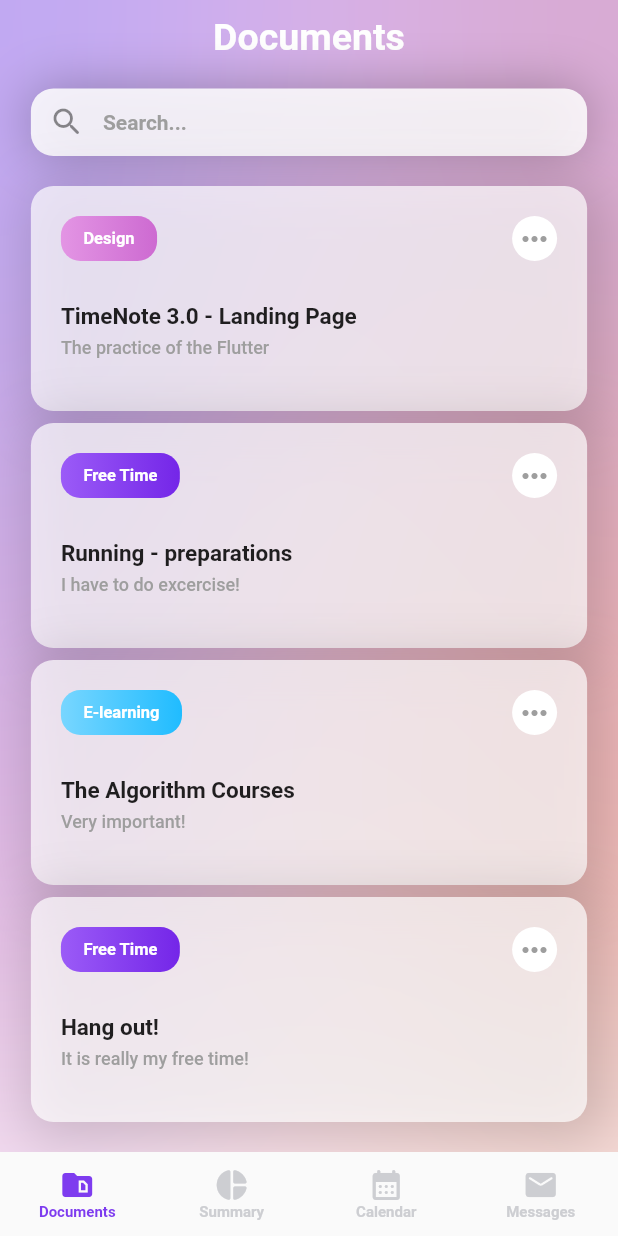
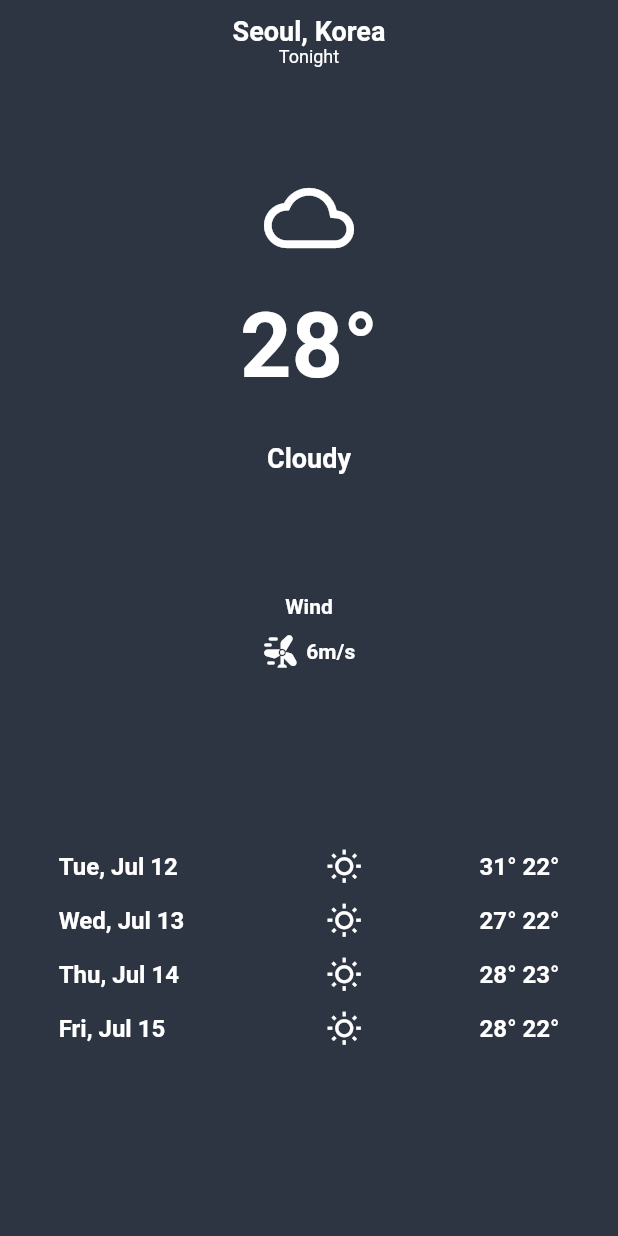
Before and after one commit to JeEonPark/FlutterUIStudy, a Flutter app: the screen it shows after launch, on a phone screen of 412 x 824 dp. Run offline on Flutter 3.47's test engine with Material 2 defaults, Android fonts, the phone set to English and light mode, and no system bars.

Commit message:
simple weather

```diff
--- a/lib/main.dart
+++ b/lib/main.dart
@@ -1,5 +1,6 @@
 import 'package:flutter/material.dart';
 import 'package:flutter_ui_study/screens/login_page.dart';
+import 'package:flutter_ui_study/screens/simple_weather_page.dart';
 import 'package:flutter_ui_study/screens/time_note_transparent_page.dart';
 
 final GlobalKey<NavigatorState> navigatorKey = GlobalKey<NavigatorState>();
@@ -14,7 +15,7 @@ void main() async {
       title: 'Navigator',
       initialRoute: '/',
       routes: {
-        '/': (context) => const TimeNoteTransparentPage(),
+        '/': (context) => const SimpleWeather(),
       },
     ),
   );
--- /dev/null
+++ b/lib/screens/simple_weather_page.dart
@@ -0,0 +1,225 @@
+import 'package:flutter/material.dart';
+import 'package:flutter/services.dart';
+
+class SimpleWeather extends StatefulWidget {
+  const SimpleWeather({Key? key}) : super(key: key);
+
+  @override
+  State<SimpleWeather> createState() => _SimpleWeatherState();
+}
+
+class _SimpleWeatherState extends State<SimpleWeather> {
+  @override
+  Widget build(BuildContext context) {
+    SystemChrome.setSystemUIOverlayStyle(SystemUiOverlayStyle.light);
+    return MaterialApp(
+      theme: ThemeData(),
+      debugShowCheckedModeBanner: false,
+      home: Scaffold(
+        backgroundColor: Color(0xFF2E3542),
+        body: SafeArea(
+          child: Center(
+            child: Column(
+              crossAxisAlignment: CrossAxisAlignment.center,
+              children: [
+                const SizedBox(height: 10),
+                const Text(
+                  "Seoul, Korea",
+                  style: TextStyle(
+                    color: Colors.white,
+                    fontSize: 18,
+                    fontWeight: FontWeight.w600,
+                  ),
+                ),
+                const Text(
+                  "Tonight",
+                  style: TextStyle(
+                    color: Colors.white,
+                    fontSize: 12,
+                  ),
+                ),
+                const SizedBox(height: 70),
+                const Icon(
+                  Icons.wb_cloudy_outlined,
+                  size: 60,
+                  color: Colors.white,
+                ),
+                const SizedBox(height: 20),
+                const Text(
+                  "28°",
+                  style: TextStyle(
+                    color: Colors.white,
+                    fontSize: 60,
+                    fontWeight: FontWeight.w600,
+                  ),
+                ),
+                const SizedBox(height: 30),
+                const Text(
+                  "Cloudy",
+                  style: TextStyle(
+                    color: Colors.white,
+                    fontSize: 18,
+                    fontWeight: FontWeight.w600,
+                  ),
+                ),
+                const SizedBox(height: 80),
+                const Text(
+                  "Wind",
+                  style: TextStyle(
+                    color: Colors.white,
+                    fontSize: 14,
+                    fontWeight: FontWeight.w600,
+                  ),
+                ),
+                const SizedBox(height: 10),
+                Row(
+                  mainAxisAlignment: MainAxisAlignment.center,
+                  children: const [
+                    Icon(
+                      Icons.wind_power_rounded,
+                      size: 24,
+                      color: Colors.white,
+                    ),
+                    SizedBox(width: 5),
+                    Text(
+                      "6m/s",
+                      style: TextStyle(
+                        color: Colors.white,
+                        fontSize: 14,
+                        fontWeight: FontWeight.w600,
+                      ),
+                    ),
+                  ],
+                ),
+                const SizedBox(height: 120),
+                Column(
+                  children: [
+                    Row(
+                      mainAxisAlignment: MainAxisAlignment.spaceAround,
+                      children: const [
+                        SizedBox(
+                          width: 100,
+                          child: Text(
+                            "Tue, Jul 12",
+                            style: TextStyle(
+                              color: Colors.white,
+                              fontSize: 16,
+                              fontWeight: FontWeight.w600,
+                            ),
+                          ),
+                        ),
+                        Icon(
+                          Icons.wb_sunny_outlined,
+                          size: 24,
+                          color: Colors.white,
+                        ),
+                        Text(
+                          "31° 22°",
+                          style: TextStyle(
+                            color: Colors.white,
+                            fontSize: 16,
+                            fontWeight: FontWeight.w600,
+                          ),
+                        ),
+                      ],
+                    ),
+                    const SizedBox(height: 12),
+                    Row(
+                      mainAxisAlignment: MainAxisAlignment.spaceAround,
+                      children: const [
+                        SizedBox(
+                          width: 100,
+                          child: Text(
+                            "Wed, Jul 13",
+                            style: TextStyle(
+                              color: Colors.white,
+                              fontSize: 16,
+                              fontWeight: FontWeight.w600,
+                            ),
+                          ),
+                        ),
+                        Icon(
+                          Icons.wb_sunny_outlined,
+                          size: 24,
+                          color: Colors.white,
+                        ),
+                        Text(
+                          "27° 22°",
+                          style: TextStyle(
+                            color: Colors.white,
+                            fontSize: 16,
+                            fontWeight: FontWeight.w600,
+                          ),
+                        ),
+                      ],
+                    ),
+                    const SizedBox(height: 12),
+                    Row(
+                      mainAxisAlignment: MainAxisAlignment.spaceAround,
+                      children: const [
+                        SizedBox(
+                          width: 100,
+                          child: Text(
+                            "Thu, Jul 14",
+                            style: TextStyle(
+                              color: Colors.white,
+                              fontSize: 16,
+                              fontWeight: FontWeight.w600,
+                            ),
+                          ),
+                        ),
+                        Icon(
+                          Icons.wb_sunny_outlined,
+                          size: 24,
+                          color: Colors.white,
+                        ),
+                        Text(
+                          "28° 23°",
+                          style: TextStyle(
+                            color: Colors.white,
+                            fontSize: 16,
+                            fontWeight: FontWeight.w600,
+                          ),
+                        ),
+                      ],
+                    ),
+                    const SizedBox(height: 12),
+                    Row(
+                      mainAxisAlignment: MainAxisAlignment.spaceAround,
+                      children: const [
+                        SizedBox(
+                          width: 100,
+                          child: Text(
+                            "Fri, Jul 15",
+                            style: TextStyle(
+                              color: Colors.white,
+                              fontSize: 16,
+                              fontWeight: FontWeight.w600,
+                            ),
+                          ),
+                        ),
+                        Icon(
+                          Icons.wb_sunny_outlined,
+                          size: 24,
+                          color: Colors.white,
+                        ),
+                        Text(
+                          "28° 22°",
+                          style: TextStyle(
+                            color: Colors.white,
+                            fontSize: 16,
+                            fontWeight: FontWeight.w600,
+                          ),
+                        ),
+                      ],
+                    ),
+                  ],
+                ),
+              ],
+            ),
+          ),
+        ),
+      ),
+    );
+  }
+}
```
